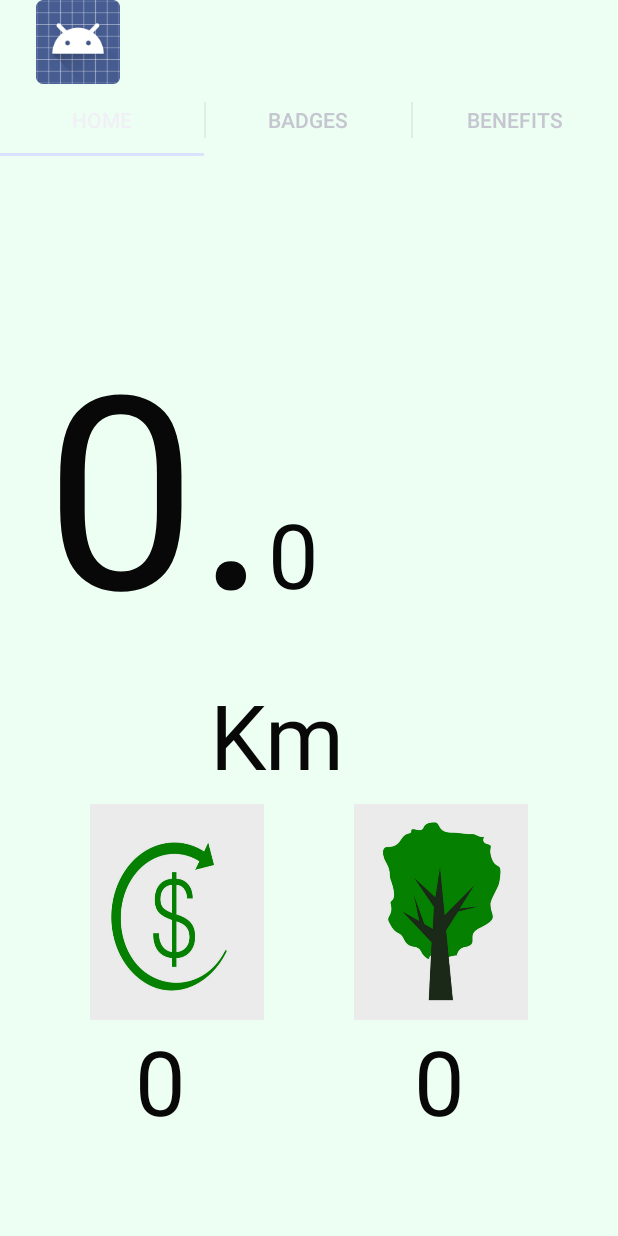
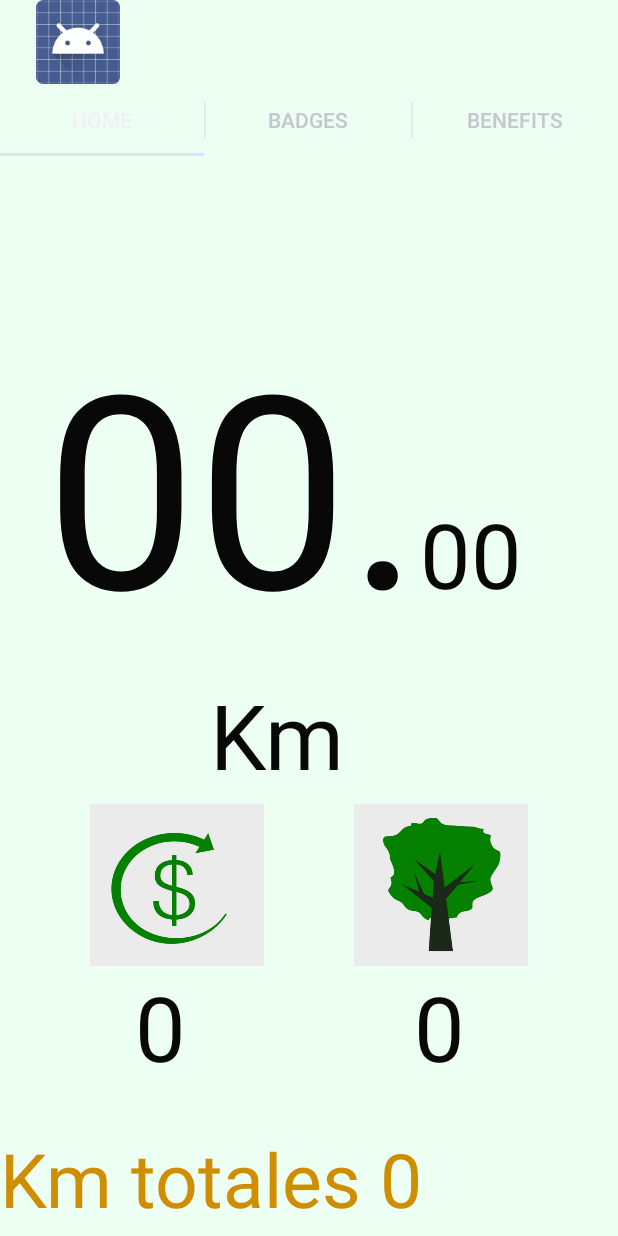
Before and after one commit to josemg08/Wimo, an Android app: the FragmentHome screen opened directly, with no data from a screen before it, on a phone screen of 412 x 824 dp. Run offline under Robolectric (Android 15) with nearby library versions, the phone set to English and light mode, and no system bars.

Commit message:
More metrics in home.

```diff
--- a/app/src/main/java/com/wheelsinmotion/jose/wimo/activity/FragmentHome.java
+++ b/app/src/main/java/com/wheelsinmotion/jose/wimo/activity/FragmentHome.java
@@ -19,12 +19,17 @@ import com.wheelsinmotion.jose.wimo.R;
 public class FragmentHome extends Fragment implements LocationListener {
     private Location lastLocation = null;
     private float actualDistanceMeters = 0, totalDistanceMeters = 0;
+    private int kilometersForTree = 0, kilometersForWimoCash = 0;
     private int actualDistanceKilometers = 0, totalDistanceKilometers = 0;
+    private int totalWimoCash = 0, totalTrees = 0;
 
     private static final String TOTAL_KILOMETERS = "TotalKilometers";
 
     private TextView kilometers_count;
     private TextView meters_count;
+    private TextView total_kilometers_count;
+    private TextView total_wimo_cash;
+    private TextView total_trees;
 
     private LocationManager locationManager;
 
@@ -39,17 +44,25 @@ public class FragmentHome extends Fragment implements LocationListener {
         settings = getActivity().getSharedPreferences(TOTAL_KILOMETERS, 0);
         totalDistanceMeters = settings.getInt("total_meters", 0);
         totalDistanceKilometers = settings.getInt("total_km", 0);
+        totalWimoCash = settings.getInt("total_wimo_cash", 0);
+        totalTrees = settings.getInt("total_trees", 0);
 
         kilometers_count = (TextView) rootView.findViewById(R.id.kilometers);
         meters_count = (TextView) rootView.findViewById(R.id.meters);
+        total_kilometers_count = (TextView) rootView.findViewById(R.id.total_kilometers);
+        total_wimo_cash = (TextView) rootView.findViewById(R.id.wimo_cash_label);
+        total_trees = (TextView) rootView.findViewById(R.id.trees_label);
 
         locationManager = (LocationManager) getActivity().getSystemService(getActivity().LOCATION_SERVICE);
         locationManager.requestLocationUpdates(LocationManager.GPS_PROVIDER, 3000, 10, this);
 
         extrapolateKilometers();
 
-        kilometers_count.setText(""+ totalDistanceKilometers+".");
-        meters_count.setText(""+(int) totalDistanceMeters);
+        writteKilometer(totalDistanceKilometers);
+        writteMeter((int)totalDistanceMeters);
+        writteTotalKilometers(totalDistanceKilometers);
+        writteTrees(totalTrees);
+        writteWimoCash(totalWimoCash);
 
         return rootView;
     }
@@ -60,13 +73,26 @@ public class FragmentHome extends Fragment implements LocationListener {
             while(totalDistanceMeters >990){
                 totalDistanceKilometers ++;
                 totalDistanceMeters -= 990;
+
+                kilometersForTree++;
+                kilometersForWimoCash++;
+                if(kilometersForTree > 2){
+                    totalTrees++;
+                    kilometersForTree = 0;
+                    writteTrees(totalTrees);
+                }
+                if(kilometersForWimoCash > 3){
+                    totalWimoCash++;
+                    kilometersForWimoCash = 0;
+                    writteWimoCash(totalWimoCash);
+                }
             }
             kilometers_count.setText(""+totalDistanceKilometers+".");
             totalDistanceMeters = 0;
-            meters_count.setText("0");
+            writteMeter(0);
         }
         else{
-            meters_count.setText(""+((int)(totalDistanceMeters/10)));
+            writteMeter((int)(totalDistanceMeters/10));
         }
     }
 
@@ -82,7 +108,8 @@ public class FragmentHome extends Fragment implements LocationListener {
             totalDistanceMeters += actualDistanceMeters;
             lastLocation = location;
             extrapolateKilometers();
-            kilometers_count.setText(""+totalDistanceKilometers+".");
+            writteKilometer(totalDistanceKilometers);
+            writteTotalKilometers(totalDistanceKilometers);
         }
 
         //kilometers.setText(totalDistanceMeters);
@@ -96,7 +123,35 @@ public class FragmentHome extends Fragment implements LocationListener {
         SharedPreferences.Editor editor = settings.edit();
         editor.putInt("total", (int) totalDistanceMeters);
         editor.putInt("total_km", totalDistanceKilometers);
+        editor.putInt("total_wimo_cash", totalWimoCash);
+        editor.putInt("total_trees", totalTrees);
         editor.commit();
+    }
+
+    private void writteKilometer(int kilometers){
+        if(kilometers < 10)
+            kilometers_count.setText("0"+kilometers+".");
+        else
+            kilometers_count.setText(""+kilometers+".");
+    }
+
+    private void writteMeter(int meters){
+        if(meters < 10)
+            meters_count.setText("0"+meters);
+        else
+            meters_count.setText(""+meters);
+    }
+
+    private void writteTotalKilometers(int kilometers){
+        total_kilometers_count.setText("Km totales "+kilometers);
+    }
+
+    private void writteWimoCash(int wimoCash){
+        //total_wimo_cash.setText(""+wimoCash);
+    }
+
+    private void writteTrees(int trees){
+        //total_trees.setText(""+trees);
     }
 
     @Override
--- a/app/src/main/res/layout/fragment_home.xml
+++ b/app/src/main/res/layout/fragment_home.xml
@@ -58,7 +58,7 @@
         android:orientation="horizontal"
         android:layout_width="fill_parent"
         android:layout_height="0dp"
-        android:layout_weight="40"
+        android:layout_weight="30"
         android:weightSum="100">
 
         <!--  ________________ Wimo cash  ________________ -->
@@ -111,4 +111,21 @@
 
     </LinearLayout>
 
+    <LinearLayout
+        android:orientation="vertical"
+        android:layout_width="fill_parent"
+        android:layout_height="0dp"
+        android:layout_weight="10"
+        android:weightSum="100">
+
+        <TextView
+            android:layout_width="fill_parent"
+            android:layout_height="fill_parent"
+            android:text="Kilometros totales"
+            android:id="@+id/total_kilometers"
+            android:textSize="50dp"
+            android:textColor="#ffcf8d02"/>
+
+    </LinearLayout>
+
 </LinearLayout>
```
